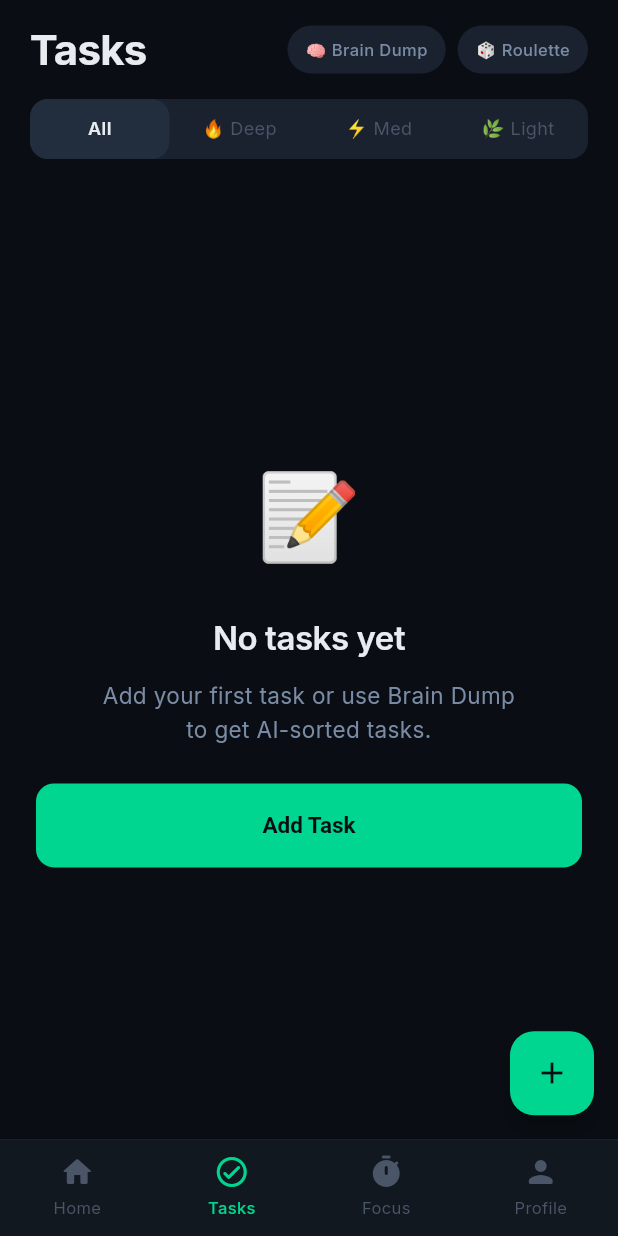
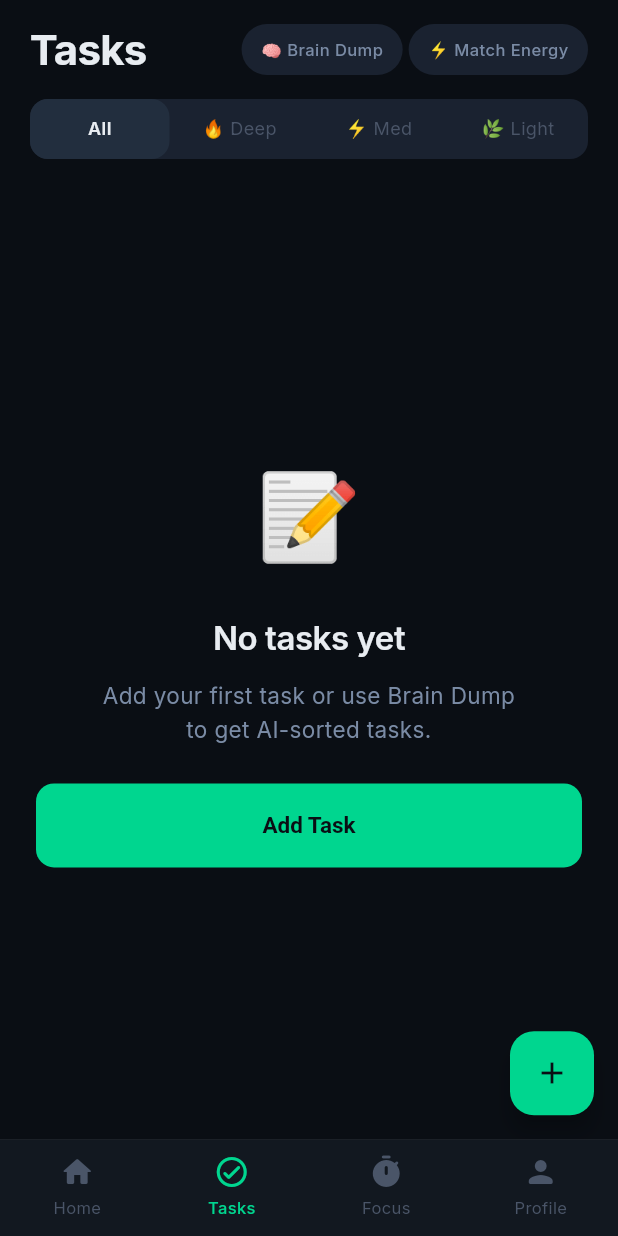
Before and after one commit to ayushraibuilds/flowos, a Flutter app: the TasksScreen screen opened by its route, on a phone screen of 412 x 824 dp. Run offline on Flutter 3.47's test engine with Material 3 defaults, Android fonts, the phone set to English and light mode, and no system bars; our stand-ins replace confetti, dio, drift, fl_chart, flutter_local_notifications, flutter_riverpod and 7 more; missing offline and left inert: home_widget; accounts and stored records are empty; generated files the repository leaves out were written again.

Commit message:
feat(tasks): implement Match Energy sort mode and wire real energy checkins into weekly review score calculation

```diff
--- a/lib/presentation/screens/tasks/tasks_screen.dart
+++ b/lib/presentation/screens/tasks/tasks_screen.dart
@@ -11,6 +11,7 @@ import '../../../core/theme/app_typography.dart';
 import '../../../data/local/database/app_database.dart';
 import '../../../data/local/tables/tasks_table.dart';
 import '../../../features/tasks/providers/task_providers.dart';
+import '../../../features/energy/providers/energy_providers.dart';
 import '../../../features/tasks/services/task_completion_service.dart';
 import '../../widgets/task_card.dart';
 import '../../widgets/state_widgets.dart';
@@ -29,6 +30,7 @@ class TasksScreen extends ConsumerStatefulWidget {
 class _TasksScreenState extends ConsumerState<TasksScreen> {
   int _selectedSegment = 0;
   final _segments = ['All', '🔥 Deep', '⚡ Med', '🌿 Light'];
+  bool _matchEnergy = false;
 
   @override
   Widget build(BuildContext context) {
@@ -53,8 +55,10 @@ class _TasksScreenState extends ConsumerState<TasksScreen> {
                   Row(
                     children: [
                       _buildSmallButton('🧠 Brain Dump', () {}),
-                      const SizedBox(width: AppSpacing.sm),
-                      _buildSmallButton('🎲 Roulette', () {}),
+                      const SizedBox(width: AppSpacing.xs),
+                      _buildSmallButton('⚡ Match Energy', () {
+                        setState(() => _matchEnergy = !_matchEnergy);
+                      }, isSelected: _matchEnergy),
                     ],
                   ),
                 ],
@@ -83,7 +87,7 @@ class _TasksScreenState extends ConsumerState<TasksScreen> {
     );
   }
 
-  Widget _buildSmallButton(String label, VoidCallback onTap) {
+  Widget _buildSmallButton(String label, VoidCallback onTap, {bool isSelected = false}) {
     return GestureDetector(
       onTap: onTap,
       child: Container(
@@ -92,13 +96,17 @@ class _TasksScreenState extends ConsumerState<TasksScreen> {
           vertical: AppSpacing.sm,
         ),
         decoration: BoxDecoration(
-          color: AppColors.background2,
+          color: isSelected ? AppColors.emerald.withAlpha(38) : AppColors.background2,
           borderRadius: BorderRadius.circular(AppSpacing.radiusPill),
+          border: Border.all(
+            color: isSelected ? AppColors.emerald : Colors.transparent,
+            width: 1,
+          ),
         ),
         child: Text(
           label,
           style: AppTypography.caption.copyWith(
-            color: AppColors.textSecondary,
+            color: isSelected ? AppColors.emerald : AppColors.textSecondary,
           ),
         ),
       ),
@@ -178,6 +186,40 @@ class _TasksScreenState extends ConsumerState<TasksScreen> {
         // Group: incomplete first, then completed
         final incomplete = filtered.where((t) => !t.isCompleted).toList();
         final completed = filtered.where((t) => t.isCompleted).toList();
+
+        if (_matchEnergy) {
+          final energyCheckIn = ref.watch(latestEnergyCheckInProvider);
+          final energyValue = energyCheckIn?.value ?? 3;
+
+          incomplete.sort((a, b) {
+            final aEnergy = a.energyLevel;
+            final bEnergy = b.energyLevel;
+
+            int getPriority(EnergyLevelColumn energy) {
+              if (energyValue >= 4) {
+                return switch (energy) {
+                  EnergyLevelColumn.deep => 0,
+                  EnergyLevelColumn.medium => 1,
+                  EnergyLevelColumn.light => 2,
+                };
+              } else if (energyValue == 3) {
+                return switch (energy) {
+                  EnergyLevelColumn.medium => 0,
+                  EnergyLevelColumn.deep => 1,
+                  EnergyLevelColumn.light => 2,
+                };
+              } else {
+                return switch (energy) {
+                  EnergyLevelColumn.light => 0,
+                  EnergyLevelColumn.medium => 1,
+                  EnergyLevelColumn.deep => 2,
+                };
+              }
+            }
+
+            return getPriority(aEnergy).compareTo(getPriority(bEnergy));
+          });
+        }
 
         return ListView(
           padding: const EdgeInsets.symmetric(horizontal: AppSpacing.xl),
```
Also changed, not shown: lib/presentation/screens/report/weekly_review_screen.dart (+9 -1 lines).
